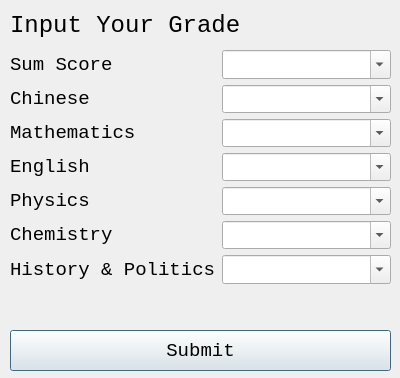
Old version of the form resources/grade_input.ui in the repository Hangba/NNSE-Information.
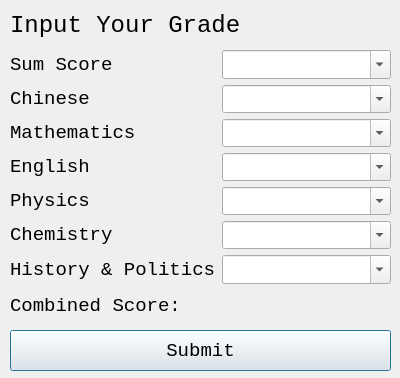
New version of the form.

Patch:
```diff
--- a/resources/grade_input.ui
+++ b/resources/grade_input.ui
@@ -174,7 +174,7 @@
     </rect>
    </property>
    <property name="text">
-    <string/>
+    <string>Combined Score:</string>
    </property>
   </widget>
  </widget>
```
